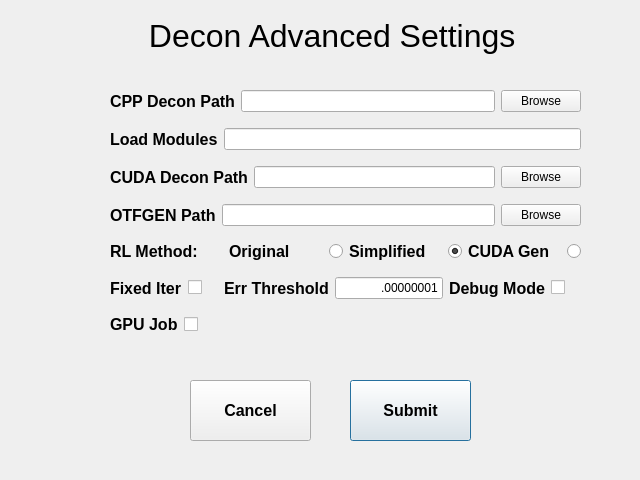
Above: deconadvanced.ui from abcucberkeley/PetaKit5D-GUI before the change. Below: the same form after it.
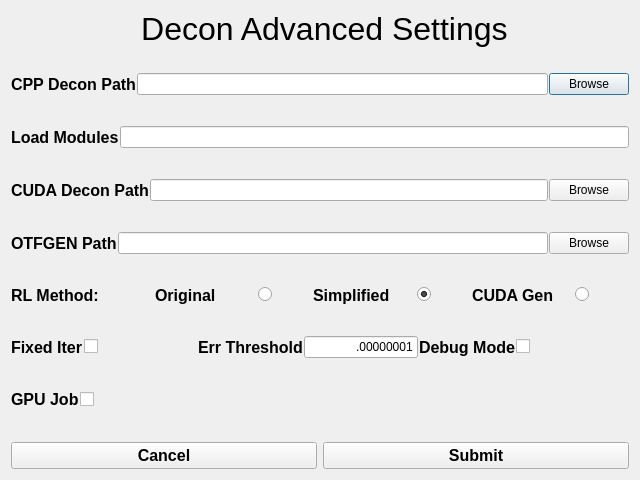
That is the form after the change.

Commit message: Decon Advanced Settings is now dynamic

Patch:
```diff
--- a/deconadvanced.ui
+++ b/deconadvanced.ui
@@ -10,77 +10,24 @@
     <height>480</height>
    </rect>
   </property>
+  <property name="sizePolicy">
+   <sizepolicy hsizetype="Preferred" vsizetype="Preferred">
+    <horstretch>0</horstretch>
+    <verstretch>0</verstretch>
+   </sizepolicy>
+  </property>
   <property name="windowTitle">
    <string>Decon Advanced Settings</string>
   </property>
-  <widget class="QLabel" name="deconAdvancedSettingsLabel">
-   <property name="geometry">
-    <rect>
-     <x>140</x>
-     <y>0</y>
-     <width>431</width>
-     <height>71</height>
-    </rect>
-   </property>
-   <property name="font">
-    <font>
-     <pointsize>24</pointsize>
-    </font>
-   </property>
-   <property name="text">
-    <string> Decon Advanced Settings</string>
-   </property>
-  </widget>
-  <widget class="QPushButton" name="submitButton">
-   <property name="geometry">
-    <rect>
-     <x>350</x>
-     <y>380</y>
-     <width>121</width>
-     <height>61</height>
-    </rect>
-   </property>
-   <property name="font">
-    <font>
-     <pointsize>12</pointsize>
-     <weight>75</weight>
-     <bold>true</bold>
-    </font>
-   </property>
-   <property name="text">
-    <string>Submit</string>
-   </property>
-  </widget>
-  <widget class="QPushButton" name="cancelButton">
-   <property name="geometry">
-    <rect>
-     <x>190</x>
-     <y>380</y>
-     <width>121</width>
-     <height>61</height>
-    </rect>
-   </property>
-   <property name="font">
-    <font>
-     <pointsize>12</pointsize>
-     <weight>75</weight>
-     <bold>true</bold>
-    </font>
-   </property>
-   <property name="text">
-    <string>Cancel</string>
-   </property>
-  </widget>
-  <widget class="QWidget" name="layoutWidget">
-   <property name="geometry">
-    <rect>
-     <x>110</x>
-     <y>80</y>
-     <width>471</width>
-     <height>271</height>
-    </rect>
-   </property>
-   <layout class="QVBoxLayout" name="verticalLayout">
+  <layout class="QGridLayout" name="gridLayout" rowstretch="0,10,0">
+   <item row="1" column="0">
+    <layout class="QVBoxLayout" name="verticalLayout" stretch="0,0,0,0,0,0,0,0,0,0,0,0,0">
+     <property name="spacing">
+      <number>1</number>
+     </property>
+     <property name="sizeConstraint">
+      <enum>QLayout::SetDefaultConstraint</enum>
+     </property>
     <item>
      <layout class="QHBoxLayout" name="horizontalLayout">
       <item>
@@ -99,13 +46,25 @@
       </item>
       <item>
        <widget class="QLineEdit" name="cppDeconPathLineEdit">
+         <property name="sizePolicy">
+          <sizepolicy hsizetype="Expanding" vsizetype="Maximum">
+           <horstretch>0</horstretch>
+           <verstretch>0</verstretch>
+          </sizepolicy>
+         </property>
         <property name="alignment">
-         <set>Qt::AlignRight|Qt::AlignTrailing|Qt::AlignVCenter</set>
+          <set>Qt::AlignLeading|Qt::AlignLeft|Qt::AlignVCenter</set>
         </property>
        </widget>
       </item>
       <item>
        <widget class="QPushButton" name="cppDeconPathBrowseButton">
+         <property name="sizePolicy">
+          <sizepolicy hsizetype="Minimum" vsizetype="Maximum">
+           <horstretch>0</horstretch>
+           <verstretch>0</verstretch>
+          </sizepolicy>
+         </property>
         <property name="text">
          <string>Browse</string>
         </property>
@@ -113,6 +72,22 @@
       </item>
      </layout>
     </item>
+     <item>
+      <spacer name="verticalSpacer">
+       <property name="orientation">
+        <enum>Qt::Vertical</enum>
+       </property>
+       <property name="sizeType">
+        <enum>QSizePolicy::Preferred</enum>
+       </property>
+       <property name="sizeHint" stdset="0">
+        <size>
+         <width>20</width>
+         <height>10</height>
+        </size>
+       </property>
+      </spacer>
+     </item>
     <item>
      <layout class="QHBoxLayout" name="horizontalLayout_2">
       <item>
@@ -131,13 +106,35 @@
       </item>
       <item>
        <widget class="QLineEdit" name="loadModulesLineEdit">
+         <property name="sizePolicy">
+          <sizepolicy hsizetype="Expanding" vsizetype="Maximum">
+           <horstretch>0</horstretch>
+           <verstretch>0</verstretch>
+          </sizepolicy>
+         </property>
         <property name="alignment">
-         <set>Qt::AlignRight|Qt::AlignTrailing|Qt::AlignVCenter</set>
+          <set>Qt::AlignLeading|Qt::AlignLeft|Qt::AlignVCenter</set>
         </property>
        </widget>
       </item>
      </layout>
     </item>
+     <item>
+      <spacer name="verticalSpacer_2">
+       <property name="orientation">
+        <enum>Qt::Vertical</enum>
+       </property>
+       <property name="sizeType">
+        <enum>QSizePolicy::Preferred</enum>
+       </property>
+       <property name="sizeHint" stdset="0">
+        <size>
+         <width>20</width>
+         <height>10</height>
+        </size>
+       </property>
+      </spacer>
+     </item>
     <item>
      <layout class="QHBoxLayout" name="horizontalLayout_3">
       <item>
@@ -156,13 +153,25 @@
       </item>
       <item>
        <widget class="QLineEdit" name="cudaDeconPathLineEdit">
+         <property name="sizePolicy">
+          <sizepolicy hsizetype="Expanding" vsizetype="Maximum">
+           <horstretch>0</horstretch>
+           <verstretch>0</verstretch>
+          </sizepolicy>
+         </property>
         <property name="alignment">
-         <set>Qt::AlignRight|Qt::AlignTrailing|Qt::AlignVCenter</set>
+          <set>Qt::AlignLeading|Qt::AlignLeft|Qt::AlignVCenter</set>
         </property>
        </widget>
       </item>
       <item>
        <widget class="QPushButton" name="cudaDeconPathBrowseButton">
+         <property name="sizePolicy">
+          <sizepolicy hsizetype="Minimum" vsizetype="Maximum">
+           <horstretch>0</horstretch>
+           <verstretch>0</verstretch>
+          </sizepolicy>
+         </property>
         <property name="text">
          <string>Browse</string>
         </property>
@@ -170,6 +179,22 @@
       </item>
      </layout>
     </item>
+     <item>
+      <spacer name="verticalSpacer_3">
+       <property name="orientation">
+        <enum>Qt::Vertical</enum>
+       </property>
+       <property name="sizeType">
+        <enum>QSizePolicy::Preferred</enum>
+       </property>
+       <property name="sizeHint" stdset="0">
+        <size>
+         <width>20</width>
+         <height>10</height>
+        </size>
+       </property>
+      </spacer>
+     </item>
     <item>
      <layout class="QHBoxLayout" name="horizontalLayout_4">
       <item>
@@ -188,13 +213,25 @@
       </item>
       <item>
        <widget class="QLineEdit" name="otfgenPathLineEdit">
+         <property name="sizePolicy">
+          <sizepolicy hsizetype="Expanding" vsizetype="Maximum">
+           <horstretch>0</horstretch>
+           <verstretch>0</verstretch>
+          </sizepolicy>
+         </property>
         <property name="alignment">
-         <set>Qt::AlignRight|Qt::AlignTrailing|Qt::AlignVCenter</set>
+          <set>Qt::AlignLeading|Qt::AlignLeft|Qt::AlignVCenter</set>
         </property>
        </widget>
       </item>
       <item>
        <widget class="QPushButton" name="otfgenPathBrowseButton">
+         <property name="sizePolicy">
+          <sizepolicy hsizetype="Minimum" vsizetype="Maximum">
+           <horstretch>0</horstretch>
+           <verstretch>0</verstretch>
+          </sizepolicy>
+         </property>
         <property name="text">
          <string>Browse</string>
         </property>
@@ -203,7 +240,23 @@
      </layout>
     </item>
     <item>
-     <layout class="QHBoxLayout" name="horizontalLayout_5">
+      <spacer name="verticalSpacer_4">
+       <property name="orientation">
+        <enum>Qt::Vertical</enum>
+       </property>
+       <property name="sizeType">
+        <enum>QSizePolicy::Preferred</enum>
+       </property>
+       <property name="sizeHint" stdset="0">
+        <size>
+         <width>20</width>
+         <height>10</height>
+        </size>
+       </property>
+      </spacer>
+     </item>
+     <item>
+      <layout class="QHBoxLayout" name="horizontalLayout_5" stretch="10,11,11,11">
       <item>
        <widget class="QLabel" name="rlMethodLabel">
         <property name="font">
@@ -219,7 +272,13 @@
        </widget>
       </item>
       <item>
-       <layout class="QHBoxLayout" name="horizontalLayout_29">
+        <layout class="QHBoxLayout" name="horizontalLayout_29" stretch="0,0,0">
+         <property name="spacing">
+          <number>6</number>
+         </property>
+         <property name="rightMargin">
+          <number>0</number>
+         </property>
         <item>
          <widget class="QLabel" name="rlMethodOriginalLabel">
           <property name="font">
@@ -237,7 +296,7 @@
         <item>
          <widget class="QRadioButton" name="rlMethodOriginalRadioButton">
           <property name="sizePolicy">
-           <sizepolicy hsizetype="Maximum" vsizetype="Fixed">
+            <sizepolicy hsizetype="Maximum" vsizetype="Maximum">
             <horstretch>0</horstretch>
             <verstretch>0</verstretch>
            </sizepolicy>
@@ -256,6 +315,22 @@
           </attribute>
          </widget>
         </item>
+         <item>
+          <spacer name="horizontalSpacer">
+           <property name="orientation">
+            <enum>Qt::Horizontal</enum>
+           </property>
+           <property name="sizeType">
+            <enum>QSizePolicy::Preferred</enum>
+           </property>
+           <property name="sizeHint" stdset="0">
+            <size>
+             <width>40</width>
+             <height>20</height>
+            </size>
+           </property>
+          </spacer>
+         </item>
        </layout>
       </item>
       <item>
@@ -277,7 +352,7 @@
         <item>
          <widget class="QRadioButton" name="rlMethodSimplifiedRadioButton">
           <property name="sizePolicy">
-           <sizepolicy hsizetype="Maximum" vsizetype="Fixed">
+            <sizepolicy hsizetype="Maximum" vsizetype="Maximum">
             <horstretch>0</horstretch>
             <verstretch>0</verstretch>
            </sizepolicy>
@@ -296,6 +371,22 @@
           </attribute>
          </widget>
         </item>
+         <item>
+          <spacer name="horizontalSpacer_2">
+           <property name="orientation">
+            <enum>Qt::Horizontal</enum>
+           </property>
+           <property name="sizeType">
+            <enum>QSizePolicy::Preferred</enum>
+           </property>
+           <property name="sizeHint" stdset="0">
+            <size>
+             <width>40</width>
+             <height>20</height>
+            </size>
+           </property>
+          </spacer>
+         </item>
        </layout>
       </item>
       <item>
@@ -317,7 +408,7 @@
         <item>
          <widget class="QRadioButton" name="rlMethodCudaGenRadioButton">
           <property name="sizePolicy">
-           <sizepolicy hsizetype="Maximum" vsizetype="Fixed">
+            <sizepolicy hsizetype="Maximum" vsizetype="Maximum">
             <horstretch>0</horstretch>
             <verstretch>0</verstretch>
            </sizepolicy>
@@ -336,10 +427,42 @@
           </attribute>
          </widget>
         </item>
+         <item>
+          <spacer name="horizontalSpacer_3">
+           <property name="orientation">
+            <enum>Qt::Horizontal</enum>
+           </property>
+           <property name="sizeType">
+            <enum>QSizePolicy::Preferred</enum>
+           </property>
+           <property name="sizeHint" stdset="0">
+            <size>
+             <width>40</width>
+             <height>20</height>
+            </size>
+           </property>
+          </spacer>
+         </item>
        </layout>
       </item>
      </layout>
     </item>
+     <item>
+      <spacer name="verticalSpacer_5">
+       <property name="orientation">
+        <enum>Qt::Vertical</enum>
+       </property>
+       <property name="sizeType">
+        <enum>QSizePolicy::Preferred</enum>
+       </property>
+       <property name="sizeHint" stdset="0">
+        <size>
+         <width>20</width>
+         <height>10</height>
+        </size>
+       </property>
+      </spacer>
+     </item>
     <item>
      <layout class="QHBoxLayout" name="horizontalLayout_6">
       <item>
@@ -367,7 +490,7 @@
       <item>
        <widget class="QCheckBox" name="fixIterCheckBox">
         <property name="sizePolicy">
-         <sizepolicy hsizetype="MinimumExpanding" vsizetype="Fixed">
+          <sizepolicy hsizetype="MinimumExpanding" vsizetype="Maximum">
           <horstretch>0</horstretch>
           <verstretch>0</verstretch>
          </sizepolicy>
@@ -399,7 +522,7 @@
       <item>
        <widget class="QLineEdit" name="errThreshLineEdit">
         <property name="sizePolicy">
-         <sizepolicy hsizetype="Expanding" vsizetype="Fixed">
+          <sizepolicy hsizetype="Expanding" vsizetype="Maximum">
           <horstretch>0</horstretch>
           <verstretch>0</verstretch>
          </sizepolicy>
@@ -437,7 +560,7 @@
       <item>
        <widget class="QCheckBox" name="debugCheckBox">
         <property name="sizePolicy">
-         <sizepolicy hsizetype="MinimumExpanding" vsizetype="Fixed">
+          <sizepolicy hsizetype="MinimumExpanding" vsizetype="Maximum">
           <horstretch>0</horstretch>
           <verstretch>0</verstretch>
          </sizepolicy>
@@ -452,6 +575,22 @@
       </item>
      </layout>
     </item>
+     <item>
+      <spacer name="verticalSpacer_6">
+       <property name="orientation">
+        <enum>Qt::Vertical</enum>
+       </property>
+       <property name="sizeType">
+        <enum>QSizePolicy::Preferred</enum>
+       </property>
+       <property name="sizeHint" stdset="0">
+        <size>
+         <width>20</width>
+         <height>10</height>
+        </size>
+       </property>
+      </spacer>
+     </item>
     <item>
      <layout class="QHBoxLayout" name="horizontalLayout_7">
       <item>
@@ -479,11 +618,17 @@
       <item>
        <widget class="QCheckBox" name="gpuJobCheckBox">
         <property name="sizePolicy">
-         <sizepolicy hsizetype="MinimumExpanding" vsizetype="Fixed">
+          <sizepolicy hsizetype="MinimumExpanding" vsizetype="Minimum">
           <horstretch>0</horstretch>
           <verstretch>0</verstretch>
          </sizepolicy>
         </property>
+         <property name="maximumSize">
+          <size>
+           <width>16777215</width>
+           <height>20</height>
+          </size>
+         </property>
         <property name="autoFillBackground">
          <bool>false</bool>
         </property>
@@ -495,7 +640,74 @@
      </layout>
     </item>
    </layout>
-  </widget>
+   </item>
+   <item row="2" column="0">
+    <layout class="QHBoxLayout" name="horizontalLayout_8">
+     <item>
+      <widget class="QPushButton" name="cancelButton">
+       <property name="font">
+        <font>
+         <pointsize>12</pointsize>
+         <weight>75</weight>
+         <bold>true</bold>
+        </font>
+       </property>
+       <property name="text">
+        <string>Cancel</string>
+       </property>
+      </widget>
+     </item>
+     <item>
+      <widget class="QPushButton" name="submitButton">
+       <property name="font">
+        <font>
+         <pointsize>12</pointsize>
+         <weight>75</weight>
+         <bold>true</bold>
+        </font>
+       </property>
+       <property name="text">
+        <string>Submit</string>
+       </property>
+      </widget>
+     </item>
+    </layout>
+   </item>
+   <item row="0" column="0">
+    <layout class="QVBoxLayout" name="verticalLayout_2">
+     <property name="sizeConstraint">
+      <enum>QLayout::SetDefaultConstraint</enum>
+     </property>
+     <item>
+      <widget class="QLabel" name="deconAdvancedSettingsLabel">
+       <property name="sizePolicy">
+        <sizepolicy hsizetype="Preferred" vsizetype="Fixed">
+         <horstretch>0</horstretch>
+         <verstretch>0</verstretch>
+        </sizepolicy>
+       </property>
+       <property name="maximumSize">
+        <size>
+         <width>16777213</width>
+         <height>50</height>
+        </size>
+       </property>
+       <property name="font">
+        <font>
+         <pointsize>24</pointsize>
+        </font>
+       </property>
+       <property name="text">
+        <string> Decon Advanced Settings</string>
+       </property>
+       <property name="alignment">
+        <set>Qt::AlignHCenter|Qt::AlignTop</set>
+       </property>
+      </widget>
+     </item>
+    </layout>
+   </item>
+  </layout>
  </widget>
  <resources/>
  <connections/>
```
Lines whose indentation alone changed are shown as unchanged.
